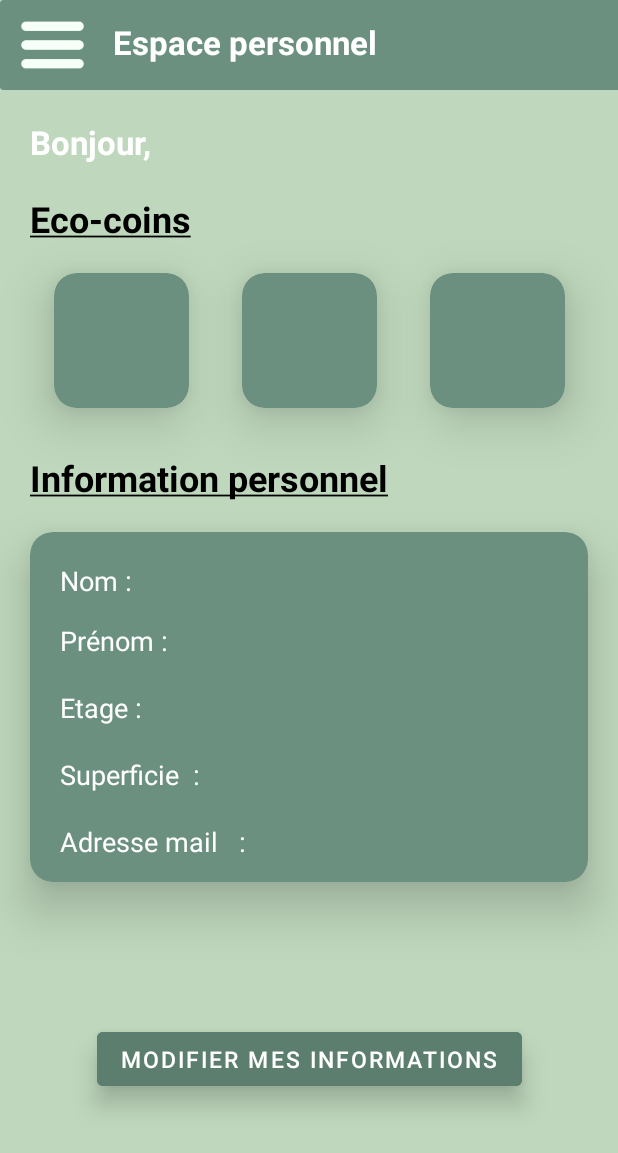
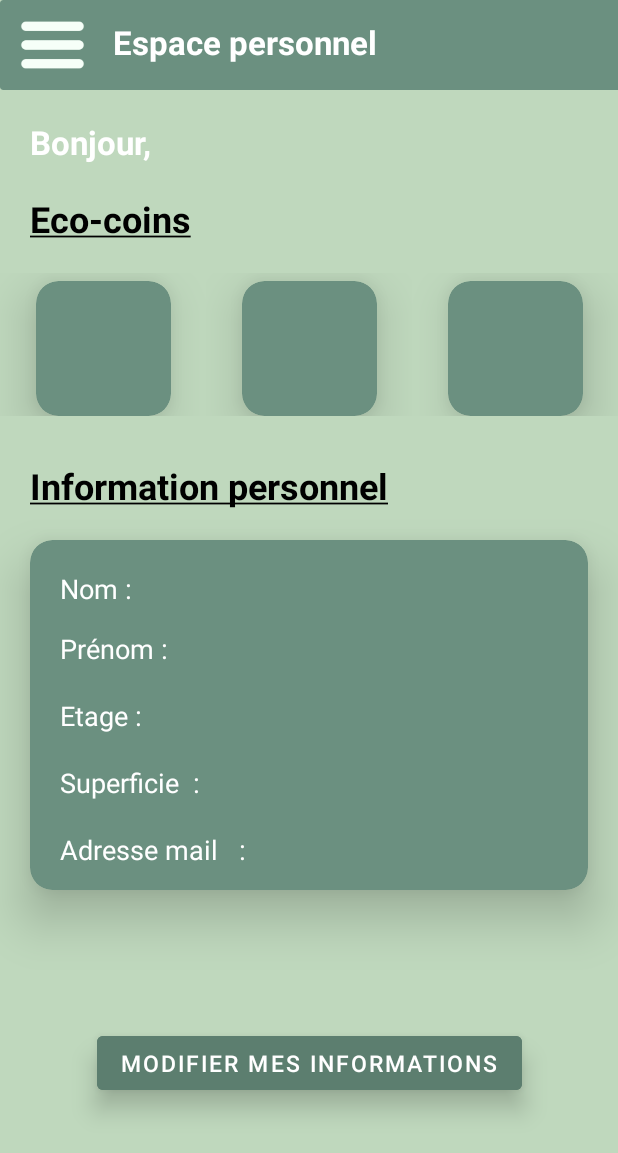
Before and after one commit to isradh/R4_11_Projet_DevMobile, an Android app: the EspaceClientActivity screen opened directly, with no data from a screen before it, on a phone screen of 412 x 824 dp. Shown: the top 1153 px of the screen. Run offline under Robolectric (Android 15) with nearby library versions, the phone set to English and light mode, and no system bars; our stand-ins replace Volley; network calls fail; 1 statement that could not run was skipped.

Commit message:
ajout de fragment

```diff
--- /dev/null
+++ b/app/src/main/java/com/example/r4_11_devmobile/CoinFragment.java
@@ -0,0 +1,21 @@
+package com.example.r4_11_devmobile;
+
+import android.os.Bundle;
+
+import androidx.fragment.app.Fragment;
+
+import android.view.LayoutInflater;
+import android.view.View;
+import android.view.ViewGroup;
+
+
+public class CoinFragment extends Fragment {
+
+
+    @Override
+    public View onCreateView(LayoutInflater inflater, ViewGroup container,
+                             Bundle savedInstanceState) {
+        // Inflate the layout for this fragment
+        return inflater.inflate(R.layout.fragment_coin, container, false);
+    }
+}
--- a/app/src/main/res/layout/activity_espace_client.xml
+++ b/app/src/main/res/layout/activity_espace_client.xml
@@ -74,52 +74,44 @@
         app:layout_constraintStart_toStartOf="parent"
         />
 
-    <androidx.cardview.widget.CardView
-        android:id="@+id/coins1"
-        android:layout_width="90dp"
-        android:layout_height="90dp"
-        android:layout_gravity="center"
+    <LinearLayout
+        android:id="@+id/coin"
         android:layout_marginTop="20dp"
-        android:layout_marginEnd="35dp"
-        app:cardCornerRadius="15dp"
-        android:backgroundTint="#6B9080"
-        app:cardBackgroundColor="@color/white"
-        app:layout_constraintTop_toBottomOf="@+id/ecoCoins"
-        app:layout_constraintEnd_toStartOf="@+id/coins2"
-        app:cardElevation="20dp">
-
-    </androidx.cardview.widget.CardView>
-    <androidx.cardview.widget.CardView
-        android:id="@+id/coins2"
-        android:layout_width="90dp"
-        android:layout_height="90dp"
-        android:layout_gravity="center"
-        android:layout_marginTop="20dp"
-
-        app:cardCornerRadius="15dp"
-        android:backgroundTint="#6B9080"
-        app:cardBackgroundColor="@color/white"
+        android:layout_width="match_parent"
+        android:layout_height="wrap_content"
         app:layout_constraintTop_toBottomOf="@+id/ecoCoins"
         app:layout_constraintStart_toStartOf="parent"
-        app:layout_constraintEnd_toEndOf="parent"
-        app:cardElevation="20dp">
+        android:gravity="center_horizontal"
+        >
 
-    </androidx.cardview.widget.CardView>
-    <androidx.cardview.widget.CardView
-        android:id="@+id/coins3"
-        android:layout_width="90dp"
-        android:layout_height="90dp"
-        android:layout_gravity="center"
-        android:layout_marginTop="20dp"
-        android:layout_marginStart="35dp"
-        app:cardCornerRadius="15dp"
-        android:backgroundTint="#6B9080"
-        app:cardBackgroundColor="@color/white"
-        app:layout_constraintTop_toBottomOf="@+id/ecoCoins"
-        app:layout_constraintStart_toEndOf="@+id/coins2"
-        app:cardElevation="20dp">
+    <fragment
+        android:id="@+id/coin1"
+        android:name="com.example.r4_11_devmobile.CoinFragment"
+        android:layout_width="wrap_content"
+        android:layout_height="wrap_content"
+        android:layout_weight="1"
+        tools:layout="@layout/fragment_coin" />
 
-    </androidx.cardview.widget.CardView>
+    <fragment
+        android:id="@+id/coin2"
+        android:name="com.example.r4_11_devmobile.CoinFragment"
+        android:layout_width="wrap_content"
+        android:layout_height="wrap_content"
+        android:layout_weight="1"
+
+        tools:layout="@layout/fragment_coin" />
+
+    <fragment
+        android:id="@+id/coin3"
+        android:name="com.example.r4_11_devmobile.CoinFragment"
+        android:layout_width="wrap_content"
+        android:layout_height="wrap_content"
+        android:layout_weight="1"
+
+        tools:layout="@layout/fragment_coin" />
+
+    </LinearLayout>
+
 
     <TextView
         android:id="@+id/info"
@@ -131,7 +123,7 @@
         android:textStyle="bold"
         android:layout_marginTop="30dp"
         android:layout_marginStart="20dp"
-        app:layout_constraintTop_toBottomOf="@+id/coins3"
+        app:layout_constraintTop_toBottomOf="@+id/coin"
         app:layout_constraintStart_toStartOf="parent"
         />
 
--- /dev/null
+++ b/app/src/main/res/layout/fragment_coin.xml
@@ -0,0 +1,24 @@
+<?xml version="1.0" encoding="utf-8"?>
+<androidx.constraintlayout.widget.ConstraintLayout xmlns:android="http://schemas.android.com/apk/res/android"
+    xmlns:app="http://schemas.android.com/apk/res-auto"
+    xmlns:tools="http://schemas.android.com/tools"
+    android:layout_width="match_parent"
+    android:layout_height="match_parent">
+
+    <androidx.cardview.widget.CardView
+        android:id="@+id/coin"
+        android:layout_width="90dp"
+        android:layout_height="90dp"
+        android:layout_gravity="center"
+        android:layout_marginTop="5dp"
+        app:cardCornerRadius="15dp"
+        android:backgroundTint="#6B9080"
+        app:cardBackgroundColor="@color/white"
+        app:layout_constraintTop_toTopOf="parent"
+        app:layout_constraintStart_toStartOf="parent"
+        app:layout_constraintEnd_toEndOf="parent"
+        app:cardElevation="20dp">
+
+    </androidx.cardview.widget.CardView>
+
+</androidx.constraintlayout.widget.ConstraintLayout>
--- a/app/src/main/res/values/strings.xml
+++ b/app/src/main/res/values/strings.xml
@@ -5,4 +5,6 @@
     <string name="navi">Close </string>
     <string name="traveling">Traveling</string>
     <string name="www_taimoorsikander_com">www.taimoorsikander.com</string>
+    <!-- TODO: Remove or change this placeholder text -->
+    <string name="hello_blank_fragment">Hello blank fragment</string>
 </resources>
```
Also changed, not shown: 21 other files.
